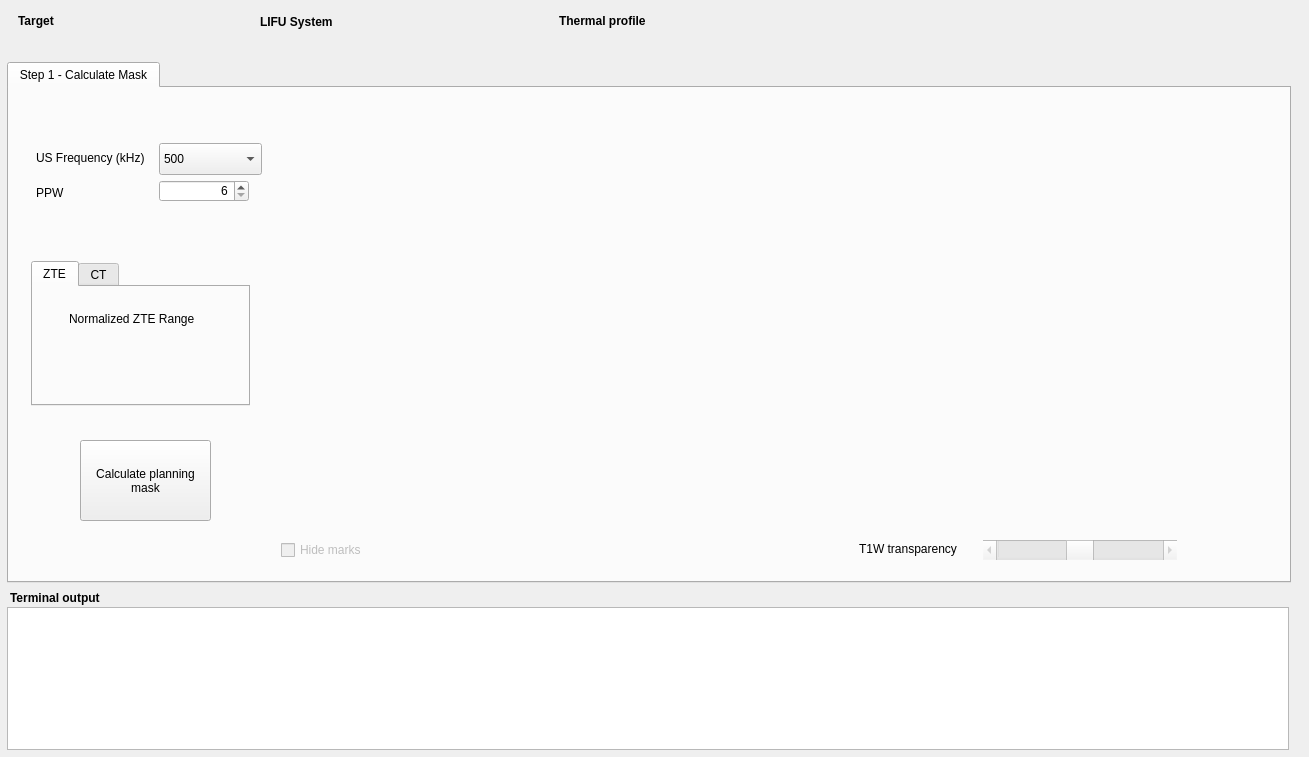
This is BabelBrain/form.ui in ProteusMRIgHIFU/BabelBrain as Qt 5 draws it before an edit. The edited form follows.
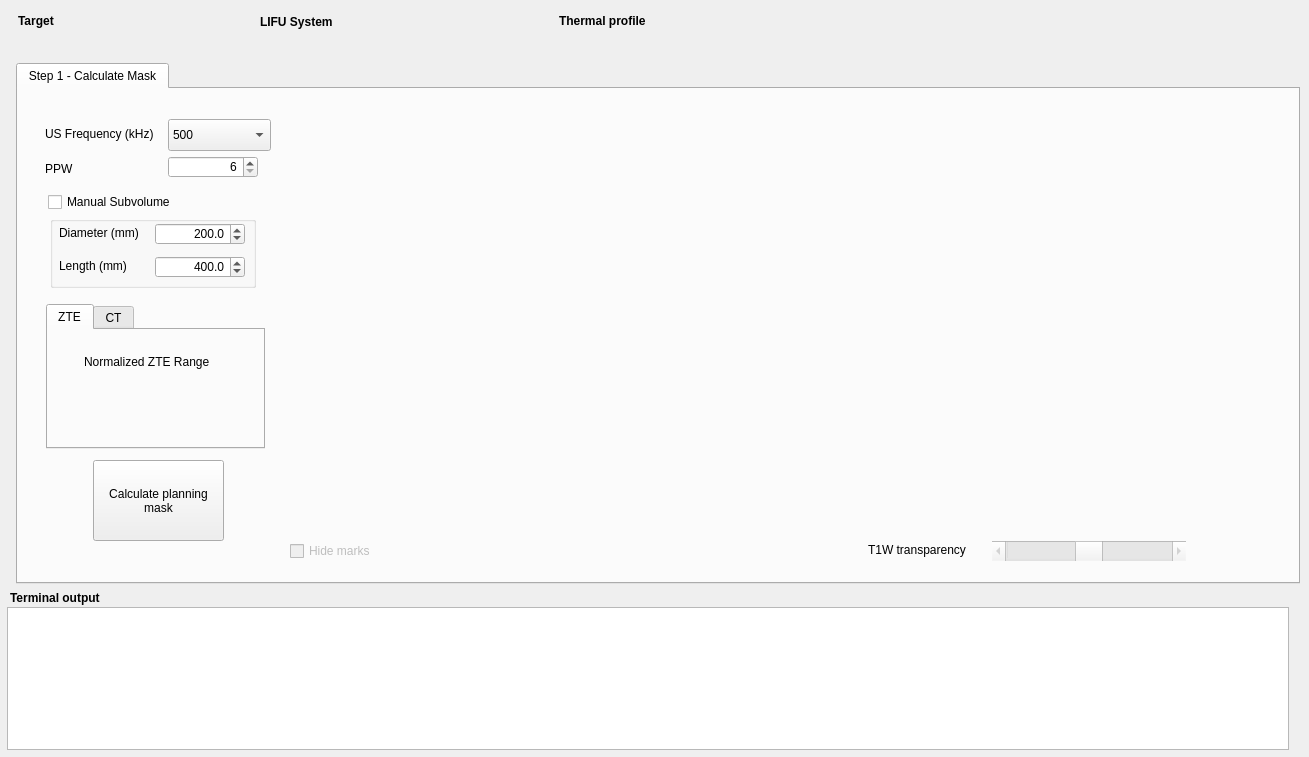
This is the edited form.

Commit message:
Add manual subvolume in GUI in Step 1
This should address the issues with locations with a lot of skin tissue that pushes back the Tx location
Also, removed some unused parameters

Diff of the .ui file:
```diff
--- a/BabelBrain/form.ui
+++ b/BabelBrain/form.ui
@@ -59,8 +59,8 @@
   <widget class="QTabWidget" name="tabWidget">
    <property name="geometry">
     <rect>
-     <x>7</x>
-     <y>62</y>
+     <x>16</x>
+     <y>63</y>
      <width>1284</width>
      <height>521</height>
     </rect>
@@ -76,7 +76,7 @@
      <property name="geometry">
       <rect>
        <x>150</x>
-       <y>55</y>
+       <y>30</y>
        <width>103</width>
        <height>32</height>
       </rect>
@@ -94,7 +94,7 @@
      <property name="geometry">
       <rect>
        <x>27</x>
-       <y>60</y>
+       <y>35</y>
        <width>120</width>
        <height>20</height>
       </rect>
@@ -107,7 +107,7 @@
      <property name="geometry">
       <rect>
        <x>27</x>
-       <y>95</y>
+       <y>70</y>
        <width>120</width>
        <height>20</height>
       </rect>
@@ -120,7 +120,7 @@
      <property name="geometry">
       <rect>
        <x>150</x>
-       <y>92</y>
+       <y>67</y>
        <width>90</width>
        <height>22</height>
       </rect>
@@ -157,8 +157,8 @@
     <widget class="QPushButton" name="CalculatePlanningMask">
      <property name="geometry">
       <rect>
-       <x>71</x>
-       <y>352</y>
+       <x>75</x>
+       <y>371</y>
        <width>131</width>
        <height>81</height>
       </rect>
@@ -177,8 +177,8 @@
     <widget class="QTabWidget" name="CTZTETabs">
      <property name="geometry">
       <rect>
-       <x>22</x>
-       <y>173</y>
+       <x>28</x>
+       <y>215</y>
        <width>219</width>
        <height>145</height>
       </rect>
@@ -313,6 +313,114 @@
       <string>Hide marks</string>
      </property>
     </widget>
+    <widget class="QCheckBox" name="ManualFOVcheckBox">
+     <property name="geometry">
+      <rect>
+       <x>30</x>
+       <y>103</y>
+       <width>150</width>
+       <height>20</height>
+      </rect>
+     </property>
+     <property name="text">
+      <string>Manual Subvolume</string>
+     </property>
+    </widget>
+    <widget class="QGroupBox" name="grpManualFOV">
+     <property name="geometry">
+      <rect>
+       <x>32</x>
+       <y>127</y>
+       <width>206</width>
+       <height>72</height>
+      </rect>
+     </property>
+     <property name="title">
+      <string/>
+     </property>
+     <widget class="QDoubleSpinBox" name="FOVDiameterSpinBox">
+      <property name="geometry">
+       <rect>
+        <x>105</x>
+        <y>7</y>
+        <width>90</width>
+        <height>22</height>
+       </rect>
+      </property>
+      <property name="alignment">
+       <set>Qt::AlignRight|Qt::AlignTrailing|Qt::AlignVCenter</set>
+      </property>
+      <property name="decimals">
+       <number>1</number>
+      </property>
+      <property name="minimum">
+       <double>10.000000000000000</double>
+      </property>
+      <property name="maximum">
+       <double>400.000000000000000</double>
+      </property>
+      <property name="singleStep">
+       <double>0.100000000000000</double>
+      </property>
+      <property name="value">
+       <double>200.000000000000000</double>
+      </property>
+     </widget>
+     <widget class="QLabel" name="DiameterLabel">
+      <property name="geometry">
+       <rect>
+        <x>9</x>
+        <y>40</y>
+        <width>82</width>
+        <height>20</height>
+       </rect>
+      </property>
+      <property name="text">
+       <string>Length (mm)</string>
+      </property>
+     </widget>
+     <widget class="QDoubleSpinBox" name="FOVLengthSpinBox">
+      <property name="geometry">
+       <rect>
+        <x>105</x>
+        <y>40</y>
+        <width>90</width>
+        <height>22</height>
+       </rect>
+      </property>
+      <property name="alignment">
+       <set>Qt::AlignRight|Qt::AlignTrailing|Qt::AlignVCenter</set>
+      </property>
+      <property name="decimals">
+       <number>1</number>
+      </property>
+      <property name="minimum">
+       <double>200.000000000000000</double>
+      </property>
+      <property name="maximum">
+       <double>600.000000000000000</double>
+      </property>
+      <property name="singleStep">
+       <double>0.100000000000000</double>
+      </property>
+      <property name="value">
+       <double>400.000000000000000</double>
+      </property>
+     </widget>
+     <widget class="QLabel" name="FocalLengthLabel">
+      <property name="geometry">
+       <rect>
+        <x>9</x>
+        <y>7</y>
+        <width>94</width>
+        <height>20</height>
+       </rect>
+      </property>
+      <property name="text">
+       <string>Diameter (mm)</string>
+      </property>
+     </widget>
+    </widget>
    </widget>
   </widget>
   <widget class="QTextBrowser" name="outputTerminal">
```
The commit also changes 4 other files.
